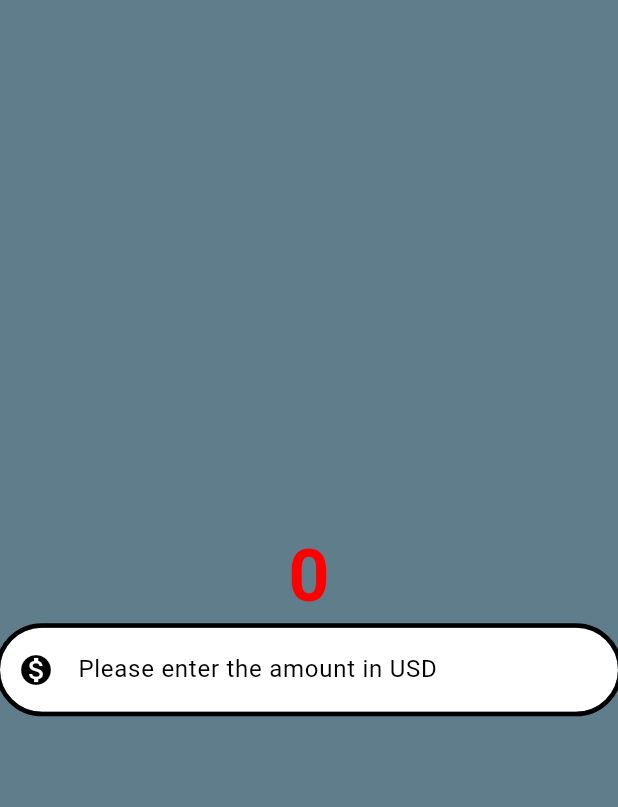
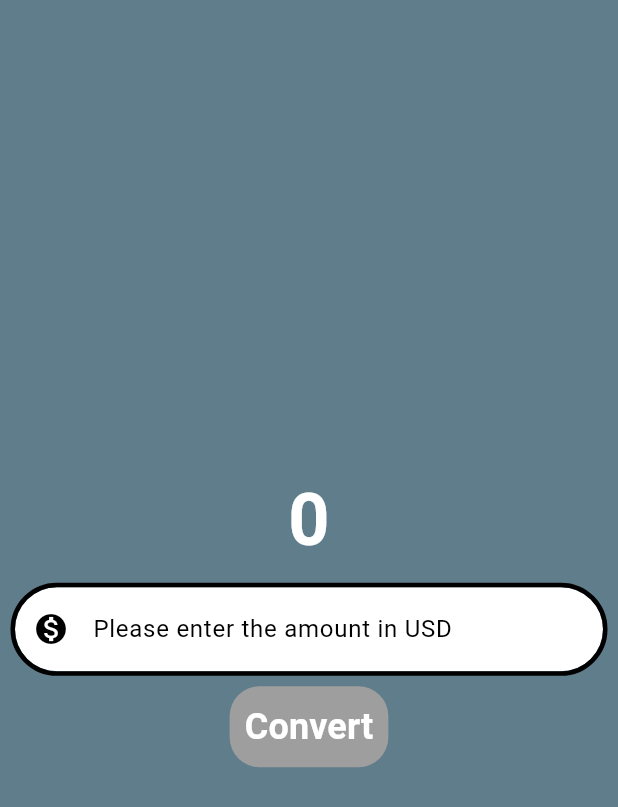
Before and after one commit to paranietharan/learn_flutter_basics, a Flutter app: the screen it shows after launch, on a phone screen of 412 x 824 dp. Shown: the top 807 px of the screen. Run offline on Flutter 3.47's test engine with Material 3 defaults, Android fonts, the light colour scheme and no system bars.

Commit message:
24.11 work

```diff
--- a/currency_converter/lib/currency_converter_material_page.dart
+++ b/currency_converter/lib/currency_converter_material_page.dart
@@ -27,10 +27,13 @@ class CurrencyConverterMaterialPage extends StatelessWidget {
                 style: TextStyle(
                   fontSize: 48,
                   fontWeight: FontWeight.bold,
-                color: Color.fromRGBO(255, 0, 0, 1.0),
+                  // color: Color.fromRGBO(255, 0, 0, 1.0),
+                  color: Colors.white,
                 ),
               ),
-            TextField(
+              Container(
+                padding: const EdgeInsets.all(10.0),
+                child: TextField(
                   decoration: InputDecoration(
                     // labelText: 'Enter amount',
                     // labelStyle: TextStyle(
@@ -68,11 +71,34 @@ class CurrencyConverterMaterialPage extends StatelessWidget {
                     focusedBorder: border,
                     enabledBorder: border,
                   ),
-              keyboardType: TextInputType.number,
+                  keyboardType:
+                      const TextInputType.numberWithOptions(decimal: true),
+                ),
+              ),
+              TextButton(
+                onPressed: () {
+                  print('Convert button pressed');
+                },
+                style: ButtonStyle(
+                  backgroundColor: WidgetStateProperty.all(Colors.grey),
+                  padding: WidgetStateProperty.all(const EdgeInsets.all(10.0)),
+                  shape: WidgetStateProperty.all(
+                    RoundedRectangleBorder(
+                      borderRadius: BorderRadius.circular(20.0),
+                    ),
+                  ),
+                ),
+                child: const Text(
+                  'Convert',
+                  style: TextStyle(
+                    fontSize: 24,
+                    fontWeight: FontWeight.bold,
+                    color: Colors.white,
+                  ),
+                ),
               ),
             ],
           ),
-    )
-    );
+        ));
   }
 }
```
Lines whose indentation alone changed are shown as unchanged.
